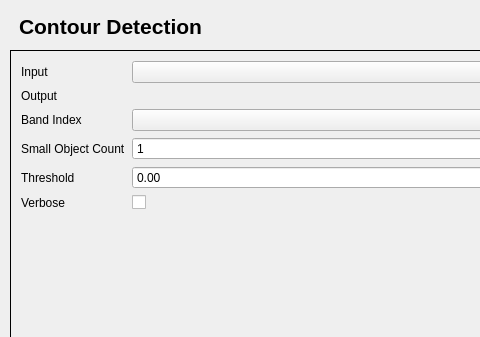
Old version of the form contour_detection/contour_detection_dialog_base.ui in the repository AUGSignals/qgis-plugins; both pictures show x 0 to 480 and y 0 to 337 of the 627 by 516 pixel window.
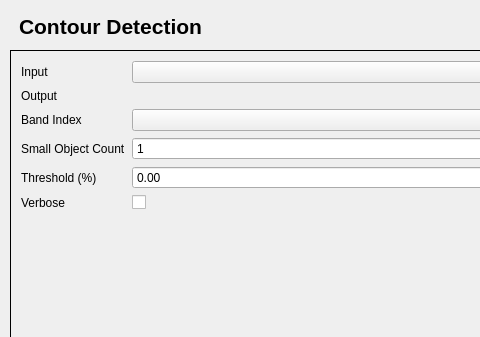
New version of the form. Custom widgets are drawn as their Qt base class.

Commit message: Added percentage for threshold

Diff of the .ui file:
```diff
--- a/contour_detection/contour_detection_dialog_base.ui
+++ b/contour_detection/contour_detection_dialog_base.ui
@@ -132,7 +132,7 @@
       <item row="4" column="0">
        <widget class="QLabel" name="thresholdLabel">
         <property name="text">
-         <string>Threshold</string>
+         <string>Threshold (%)</string>
         </property>
        </widget>
       </item>
```
